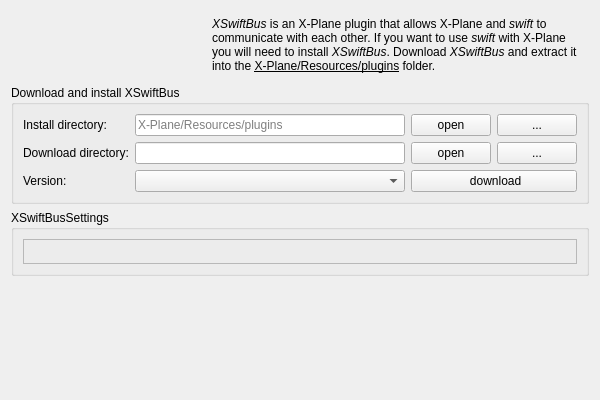
Qt form src/blackgui/components/installxswiftbuscomponent.ui (swift-project/pilotclient) before a commit.
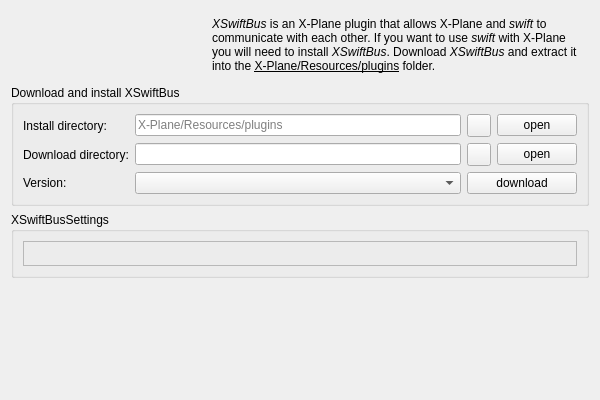
The same form after that commit. Icons and pictures are not drawn. Custom widgets are drawn as their Qt base class.

Commit message:
Ref T203, CInstallXSwiftBusComponent now using TUpdateInfo (and no longer the XSwiftBus service)
* default name can be set
* XSwiftBusFileInfo no longer needed
* data read from cache (i.e. TUpdateInfo)

Patch:
```diff
--- a/src/blackgui/components/installxswiftbuscomponent.ui
+++ b/src/blackgui/components/installxswiftbuscomponent.ui
@@ -101,41 +101,55 @@
         </property>
        </widget>
       </item>
+      <item row="0" column="3">
+       <widget class="QPushButton" name="pb_OpenInstallDir">
+        <property name="text">
+         <string>open</string>
+        </property>
+       </widget>
+      </item>
+      <item row="1" column="3">
+       <widget class="QPushButton" name="pb_OpenDownloadDir">
+        <property name="text">
+         <string>open</string>
+        </property>
+       </widget>
+      </item>
       <item row="2" column="2" colspan="2">
        <widget class="QPushButton" name="pb_Download">
         <property name="toolTip">
          <string>download and install</string>
         </property>
         <property name="text">
-         <string> download</string>
-        </property>
-       </widget>
-      </item>
-      <item row="1" column="3">
-       <widget class="QPushButton" name="pb_DialogDownloadDir">
-        <property name="text">
-         <string>...</string>
-        </property>
-       </widget>
-      </item>
-      <item row="0" column="3">
-       <widget class="QPushButton" name="pb_DialogInstallDir">
-        <property name="text">
-         <string>...</string>
-        </property>
-       </widget>
-      </item>
-      <item row="0" column="2">
-       <widget class="QPushButton" name="pb_OpenInstallDir">
-        <property name="text">
-         <string>open</string>
+         <string>download</string>
         </property>
        </widget>
       </item>
       <item row="1" column="2">
-       <widget class="QPushButton" name="pb_OpenDownloadDir">
-        <property name="text">
-         <string>open</string>
+       <widget class="QToolButton" name="tb_DialogDownloadDir">
+        <property name="toolTip">
+         <string>change directory</string>
+        </property>
+        <property name="statusTip">
+         <string>change directory</string>
+        </property>
+        <property name="icon">
+         <iconset resource="../../blackmisc/blackmisc.qrc">
+          <normaloff>:/diagona/icons/diagona/icons/folder--pencil.png</normaloff>:/diagona/icons/diagona/icons/folder--pencil.png</iconset>
+        </property>
+       </widget>
+      </item>
+      <item row="0" column="2">
+       <widget class="QToolButton" name="tb_DialogInstallDir">
+        <property name="toolTip">
+         <string>change directory</string>
+        </property>
+        <property name="statusTip">
+         <string>change directory</string>
+        </property>
+        <property name="icon">
+         <iconset resource="../../blackmisc/blackmisc.qrc">
+          <normaloff>:/diagona/icons/diagona/icons/folder--pencil.png</normaloff>:/diagona/icons/diagona/icons/folder--pencil.png</iconset>
         </property>
        </widget>
       </item>
```
Left out of the diff: 18 changed lines with no effect on the pictures. The commit also changes 4 other files.
